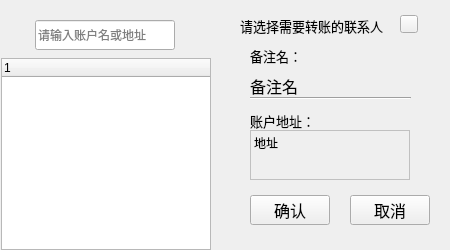
Before: the Qt Designer form transfer/ContactChooseWidget.ui in HcashOrg/hx-indicator, drawn with Qt 5.
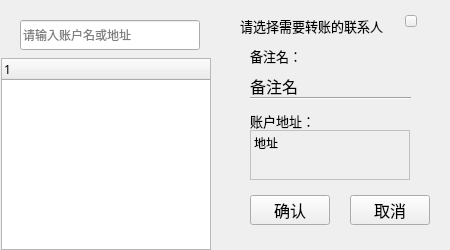
After: the same form once the commit is applied.

```diff
--- a/transfer/ContactChooseWidget.ui
+++ b/transfer/ContactChooseWidget.ui
@@ -10,15 +10,20 @@
     <height>250</height>
    </rect>
   </property>
+  <property name="font">
+   <font>
+    <family>微软雅黑</family>
+   </font>
+  </property>
   <property name="windowTitle">
    <string>Form</string>
   </property>
   <widget class="QLineEdit" name="lineEdit">
    <property name="geometry">
     <rect>
-     <x>35</x>
+     <x>20</x>
      <y>20</y>
-     <width>140</width>
+     <width>180</width>
      <height>30</height>
     </rect>
    </property>
@@ -29,10 +34,10 @@
   <widget class="QToolButton" name="toolButton_close">
    <property name="geometry">
     <rect>
-     <x>400</x>
+     <x>405</x>
      <y>15</y>
-     <width>18</width>
-     <height>18</height>
+     <width>12</width>
+     <height>12</height>
     </rect>
    </property>
    <property name="text">
@@ -63,7 +68,7 @@
     <rect>
      <x>250</x>
      <y>70</y>
-     <width>71</width>
+     <width>150</width>
      <height>31</height>
     </rect>
    </property>
```
Left out of the diff: 18 changed lines with no effect on the pictures.
